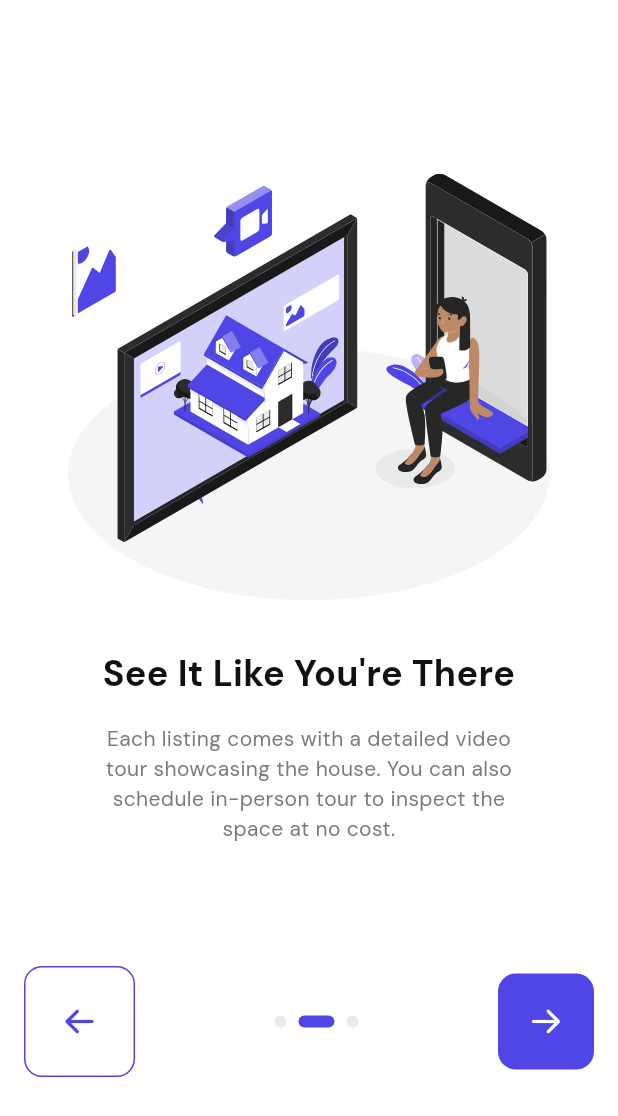
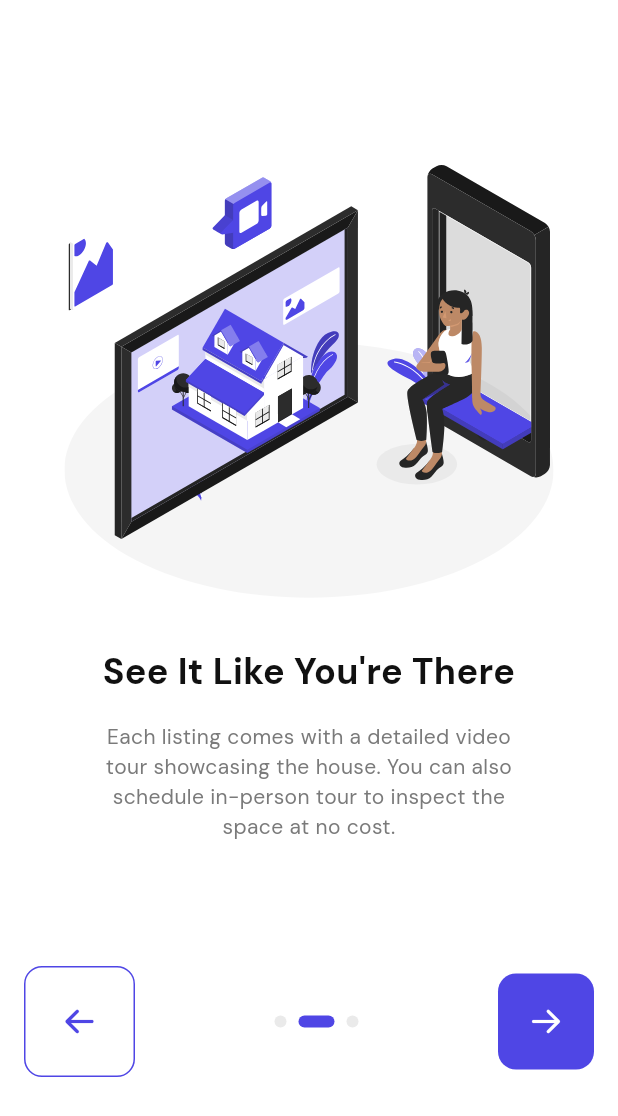
Before and after one commit to Bewizi/homefinder_frontend, a Flutter app: the Onboarding screen opened by its route, swiped to page 2, on a phone screen of 412 x 824 dp. Shown: the top 1116 px of the screen. Run offline on Flutter 3.47's test engine with Material 3 defaults, Android fonts, the phone set to English and light mode, and no system bars; our stand-ins replace flutter_screenutil, flutter_svg, go_router, google_fonts.

Commit message:
Update onboarding.dart

```diff
--- a/lib/features/onBoarding/onboarding.dart
+++ b/lib/features/onBoarding/onboarding.dart
@@ -5,7 +5,7 @@ import 'package:go_router/go_router.dart';
 import 'package:homefinder/core/presentation/constant/svgs.dart';
 import 'package:homefinder/core/presentation/themes/colors.dart';
 import 'package:homefinder/core/presentation/ui/widgets/text_styles.dart';
-import 'package:homefinder/features/auth/signin/signin.dart';
+import 'package:homefinder/features/auth/signup/signup.dart';
 
 class Onboarding extends StatefulWidget {
   const Onboarding({super.key});
@@ -23,7 +23,6 @@ class _OnboardingState extends State<Onboarding> {
 
   @override
   void dispose() {
-    // TODO: implement dispose
     _pageController.dispose();
     super.dispose();
   }
@@ -147,7 +146,7 @@ class _OnboardingState extends State<Onboarding> {
                           ? _nextPage
                           : () {
                               // Handle completion - navigate to main app
-                              context.go(SignIn.routeName);
+                              context.go(Signup.routeName);
                             },
                       icon: SvgPicture.asset(
                         AppSvgs.kCurvedArrowForward,
@@ -171,16 +170,19 @@ class _OnboardingState extends State<Onboarding> {
     required String description,
     required String imagePath,
   }) {
-    return Padding(
+    return SingleChildScrollView(
+      child: Padding(
         padding: const EdgeInsets.all(20.0),
         child: Column(
           mainAxisAlignment: MainAxisAlignment.center,
           children: [
             // Image Container
             Container(
-            width: 342,
-            height: 284.47,
-            decoration: BoxDecoration(borderRadius: BorderRadius.circular(12)),
+              width: 342.w,
+              height: 284.47.h,
+              decoration: BoxDecoration(
+                borderRadius: BorderRadius.circular(12),
+              ),
               child: ClipRRect(
                 borderRadius: BorderRadius.circular(10),
                 child: SvgPicture.asset(
@@ -231,6 +233,7 @@ class _OnboardingState extends State<Onboarding> {
             const SizedBox(height: 40),
           ],
         ),
+      ),
     );
   }
 }
```
Lines whose indentation alone changed are shown as unchanged.
